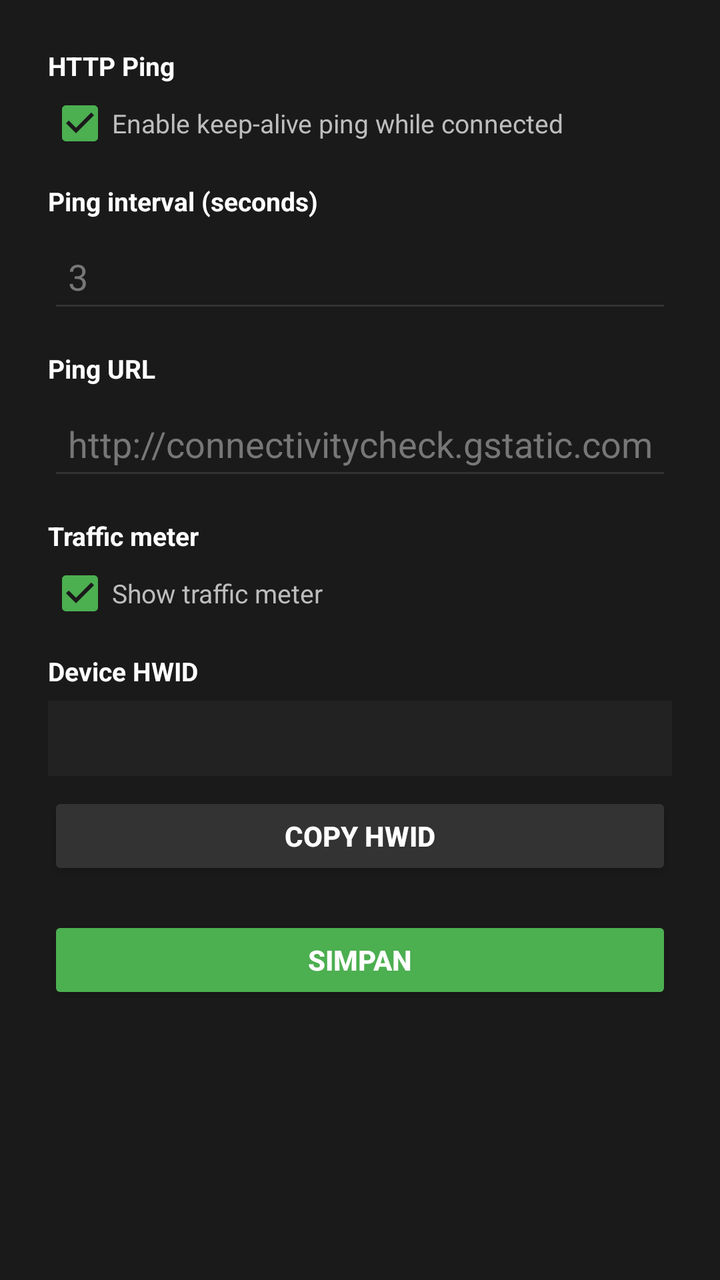
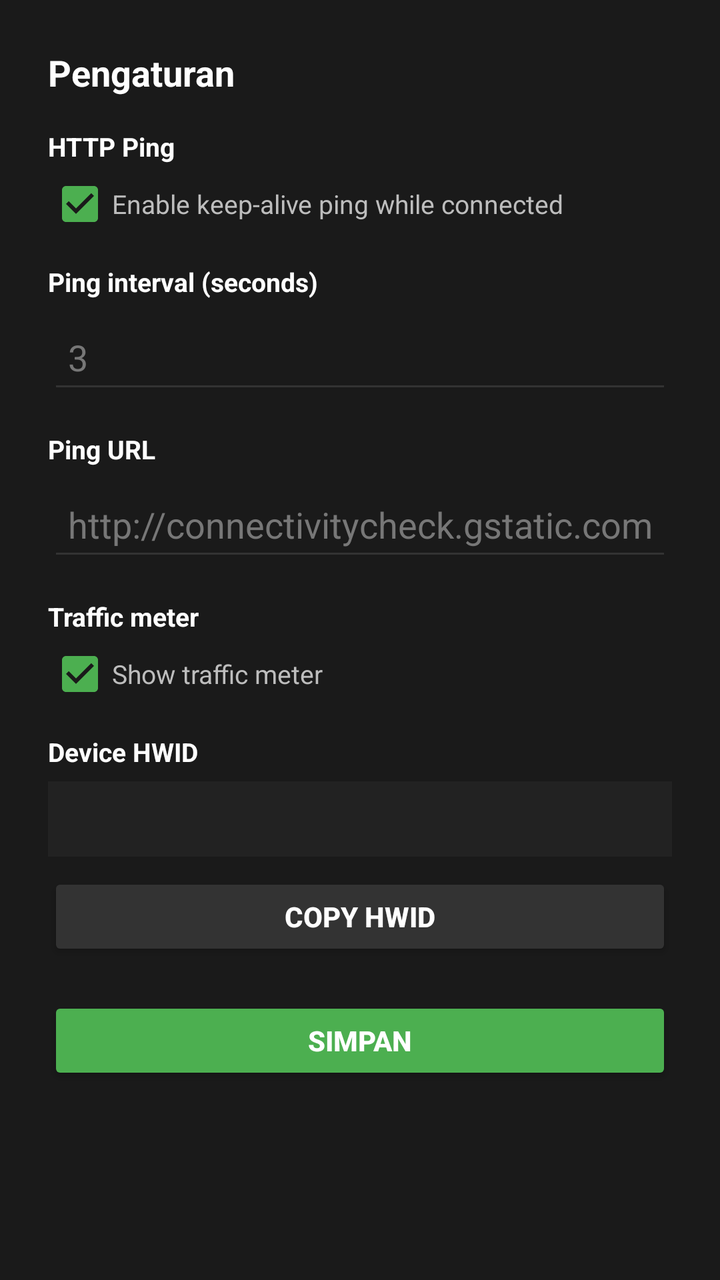

Compare the two renders of this Android layout. The source of the first and the diff that turns it into the second are given below.
<!-- AndroidManifest.xml: application theme Theme.JhopanLiteVPN -->
<!-- res/layout/dialog_settings.xml -->
<?xml version="1.0" encoding="utf-8"?>
<ScrollView xmlns:android="http://schemas.android.com/apk/res/android"
    android:layout_width="match_parent"
    android:layout_height="wrap_content"
    android:background="#1A1A1A">

    <LinearLayout
        android:layout_width="match_parent"
        android:layout_height="wrap_content"
        android:orientation="vertical"
        android:padding="24dp">

        <TextView
            android:layout_width="match_parent"
            android:layout_height="wrap_content"
            android:text="HTTP Ping"
            android:textStyle="bold"
            android:textSize="13sp"
            android:textColor="#FFFFFF" />
        <CheckBox
            android:id="@+id/set_ping"
            android:layout_width="match_parent"
            android:layout_height="wrap_content"
            android:layout_marginTop="4dp"
            android:text="Enable keep-alive ping while connected"
            android:textSize="13sp"
            android:textColor="#BDBDBD"
            android:buttonTint="#4CAF50"
            android:checked="true" />

        <TextView
            android:layout_width="match_parent"
            android:layout_height="wrap_content"
            android:layout_marginTop="14dp"
            android:text="Ping interval (seconds)"
            android:textStyle="bold"
            android:textSize="13sp"
            android:textColor="#FFFFFF" />
        <EditText
            android:id="@+id/set_ping_interval"
            android:layout_width="match_parent"
            android:layout_height="46dp"
            android:layout_marginTop="6dp"
            android:hint="3"
            android:textColorHint="#777777"
            android:textColor="#FFFFFF"
            android:backgroundTint="#333333"
            android:padding="10dp"
            android:inputType="number"
            android:singleLine="true" />

        <TextView
            android:layout_width="match_parent"
            android:layout_height="wrap_content"
            android:layout_marginTop="14dp"
            android:text="Ping URL"
            android:textStyle="bold"
            android:textSize="13sp"
            android:textColor="#FFFFFF" />
        <EditText
            android:id="@+id/set_ping_url"
            android:layout_width="match_parent"
            android:layout_height="46dp"
            android:layout_marginTop="6dp"
            android:hint="http://connectivitycheck.gstatic.com/generate_204"
            android:textColorHint="#777777"
            android:textColor="#FFFFFF"
            android:backgroundTint="#333333"
            android:padding="10dp"
            android:singleLine="true"
            android:inputType="textUri" />

        <TextView
            android:layout_width="match_parent"
            android:layout_height="wrap_content"
            android:layout_marginTop="14dp"
            android:text="Traffic meter"
            android:textStyle="bold"
            android:textSize="13sp"
            android:textColor="#FFFFFF" />
        <CheckBox
            android:id="@+id/set_traffic"
            android:layout_width="match_parent"
            android:layout_height="wrap_content"
            android:layout_marginTop="4dp"
            android:text="Show traffic meter"
            android:textSize="13sp"
            android:textColor="#BDBDBD"
            android:buttonTint="#4CAF50"
            android:checked="true" />

        <TextView
            android:layout_width="match_parent"
            android:layout_height="wrap_content"
            android:layout_marginTop="14dp"
            android:text="Device HWID"
            android:textStyle="bold"
            android:textSize="13sp"
            android:textColor="#FFFFFF" />
        <TextView
            android:id="@+id/set_hwid"
            android:layout_width="match_parent"
            android:layout_height="wrap_content"
            android:layout_marginTop="6dp"
            android:fontFamily="monospace"
            android:textIsSelectable="true"
            android:textSize="13sp"
            android:textColor="#00E5FF"
            android:background="#222222"
            android:padding="10dp" />

        <Button
            android:id="@+id/set_copy_hwid"
            android:layout_width="match_parent"
            android:layout_height="44dp"
            android:layout_marginTop="8dp"
            android:text="Copy HWID"
            android:textAllCaps="true"
            android:textStyle="bold"
            android:backgroundTint="#333333"
            android:textColor="#FFFFFF" />

        <Button
            android:id="@+id/set_done"
            android:layout_width="match_parent"
            android:layout_height="44dp"
            android:layout_marginTop="18dp"
            android:text="SIMPAN"
            android:textAllCaps="true"
            android:textStyle="bold"
            android:backgroundTint="#4CAF50"
            android:textColor="#FFFFFF" />
    </LinearLayout>
</ScrollView>
<!-- resources referenced by this layout -->
<resources>
  <style name="Theme.JhopanLiteVPN" parent="Theme.AppCompat.Light.NoActionBar">
          <item name="colorPrimary">@color/primary</item>
          <item name="android:statusBarColor">#121212</item>
          <item name="android:navigationBarColor">#121212</item>
      </style>
  <color name="primary">#4CAF50</color>
</resources>

<!-- the commit's change to res/layout/dialog_settings.xml (unified diff, before → after) -->
@@ -13,6 +13,15 @@
         <TextView
             android:layout_width="match_parent"
             android:layout_height="wrap_content"
+            android:text="Pengaturan"
+            android:textStyle="bold"
+            android:textSize="18sp"
+            android:textColor="#FFFFFF" />
+
+        <TextView
+            android:layout_width="match_parent"
+            android:layout_height="wrap_content"
+            android:layout_marginTop="16dp"
             android:text="HTTP Ping"
             android:textStyle="bold"
             android:textSize="13sp"
